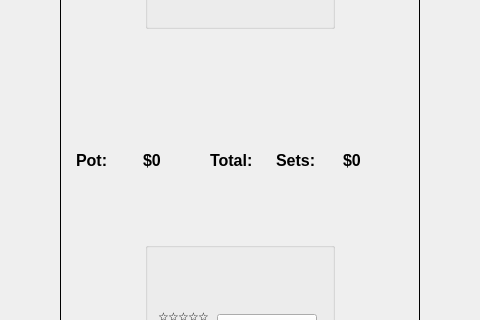
Above: src/gui/qt/gametable.ui from ph4n70mr1ddl3r/pokerth before the change; both pictures show x 0 to 480 and y 196 to 516 of the 480 by 800 pixel window. Below: the same form after it.
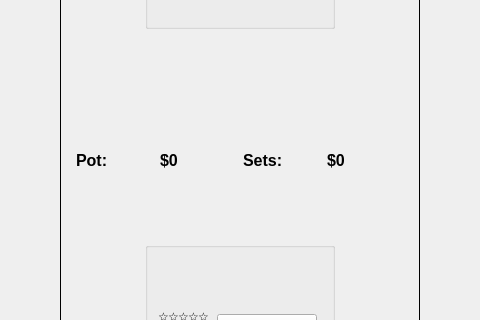
That is the form after the change. Icons and pictures are not drawn. Custom widgets are drawn as their Qt base class.

Commit message: UI Cleanup: Remove redundant Total label and update layout

Patch:
```diff
--- a/src/gui/qt/gametable.ui
+++ b/src/gui/qt/gametable.ui
@@ -400,7 +400,6 @@
             <layout class="QHBoxLayout">
              <item><widget class="QLabel" name="label_Pot"><property name="text"><string>Pot:</string></property></widget></item>
              <item><widget class="QLabel" name="textLabel_Pot"><property name="text"><string>$0</string></property></widget></item>
-             <item><widget class="QLabel" name="label_Total"><property name="text"><string>Total:</string></property></widget></item>
              <item><widget class="QLabel" name="label_Sets"><property name="text"><string>Sets:</string></property></widget></item>
              <item><widget class="QLabel" name="textLabel_Sets"><property name="text"><string>$0</string></property></widget></item>
             </layout>
```
The commit also changes 1 other file.
